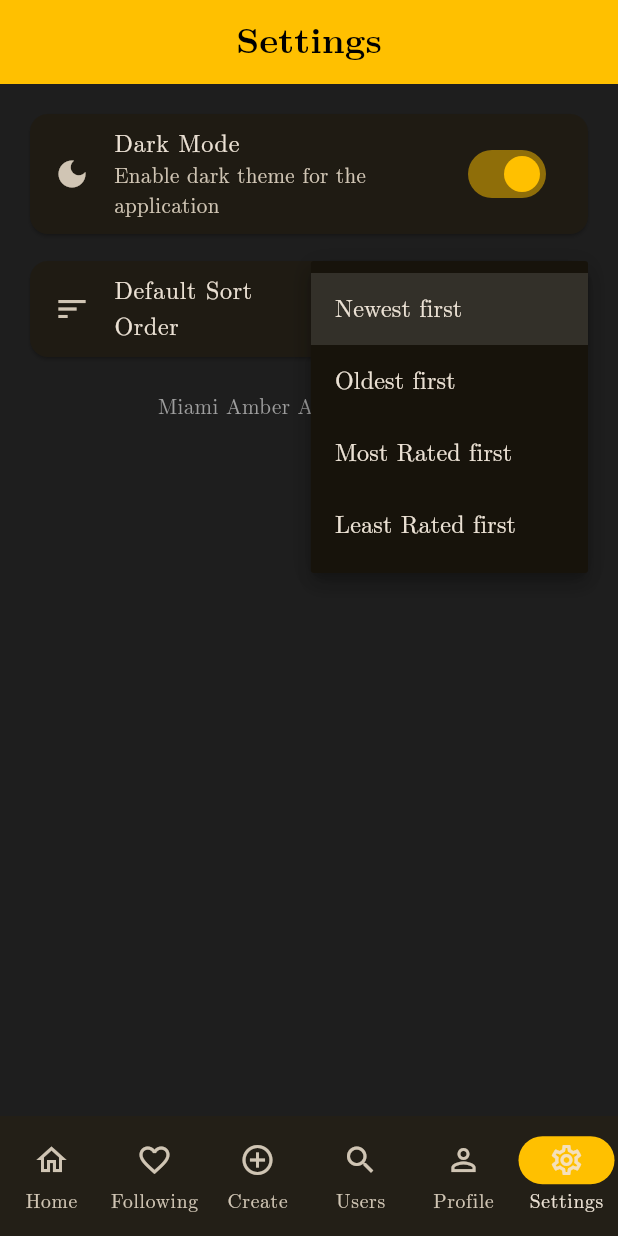
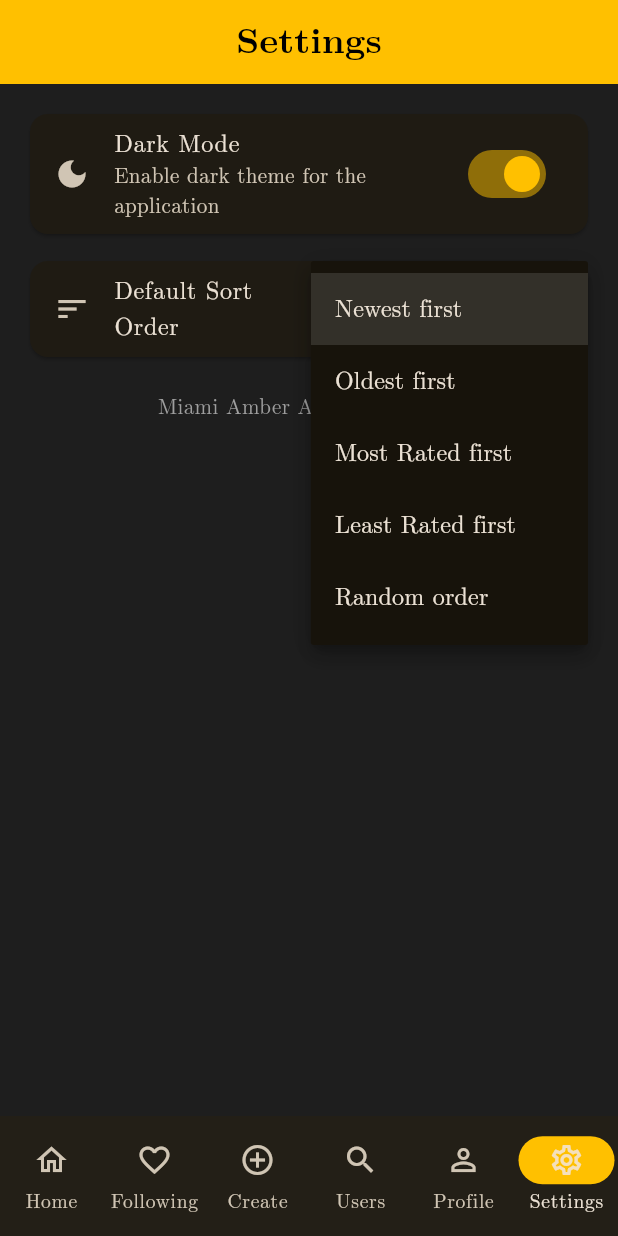
Before and after one commit to szymanp135/MiamiAmberFrontendFlutter, a Flutter app: the screen it shows after launch, item 6 of the bottom bar chosen, after a tap on "Newest first", on a phone screen of 412 x 824 dp. Run offline on Flutter 3.47's test engine with Material 3 defaults, Android fonts, the phone set to English and light mode, and no system bars; our stand-ins replace html_unescape, shared_preferences; network calls fail.

Commit message:
made user names in posts moving to user page when clicked and added random post ordering

```diff
--- a/lib/constants.dart
+++ b/lib/constants.dart
@@ -4,6 +4,6 @@ const kMiamiAmberColor = Color(0xFFFFC000);
 const kLightBgColor = Colors.white;
 const kDarkBgColor = Color(0xFF1E1E1E);
 
-const String versionText = "v1.260311.0";
+const String versionText = "v1.260311.1";
 
 const TextStyle pageTitleTextStyle = TextStyle(fontWeight: FontWeight.bold);
--- a/lib/pages/page_settings.dart
+++ b/lib/pages/page_settings.dart
@@ -61,6 +61,9 @@ class _SettingsTabContent extends StatelessWidget {
                     DropdownMenuItem(
                         value: SortingType.byLeastRated,
                         child: Text("Least Rated first")),
+                    DropdownMenuItem(
+                        value: SortingType.random,
+                        child: Text("Random order")),
                   ],
                   onChanged: (val) {
                     if (val != null) {
--- a/lib/pages/page_user.dart
+++ b/lib/pages/page_user.dart
@@ -40,7 +40,7 @@ class _UserSearchScreenState extends State<UserSearchScreen> {
         _userData = data;
       });
     } catch (e) {
-      if (mounted){
+      if (mounted) {
         ScaffoldMessenger.of(context)
             .showSnackBar(SnackBar(content: Text(e.toString())));
       }
@@ -126,7 +126,7 @@ class _UserHeaderState extends State<UserHeader> {
       final currentUserId = await _api.getCurrentUserId();
 
       if (currentUserId == targetUserId) {
-        if (mounted){
+        if (mounted) {
           setState(() {
             _isMe = true;
             _isLoading = false;
--- a/lib/providers/settings_provider.dart
+++ b/lib/providers/settings_provider.dart
@@ -5,13 +5,15 @@ enum SortingType {
   byNewest,
   byOldest,
   byMostRated,
-  byLeastRated;
+  byLeastRated,
+  random;
 
   static SortingType fromString(String s) => switch (s) {
         "byNewest" => byNewest,
         "byOldest" => byOldest,
         "byMostRated" => byMostRated,
         "byLeastRated" => byLeastRated,
+        "random" => random,
         _ => byNewest
       };
 }
--- a/lib/widgets/following_sliver_list.dart
+++ b/lib/widgets/following_sliver_list.dart
@@ -16,8 +16,8 @@ class _FollowingSliverListState extends State<FollowingSliverList> {
 
   void _refresh() {
     setState(() {
-      _refreshKey =
-          UniqueKey(); // Zmiana klucza zmusza widget do ponownego pobrania danych
+      // Zmiana klucza zmusza widget do ponownego pobrania danych
+      _refreshKey = UniqueKey();
     });
   }
 
--- a/lib/widgets/user_post_grid.dart
+++ b/lib/widgets/user_post_grid.dart
@@ -42,7 +42,9 @@ class _UserPostSliverGridState extends State<UserPostSliverGrid> {
           return const Center(child: SelectableText('No posts found.'));
         }
 
-        final userPosts = snapshot.data!.where((p) => p.user != null && p.user!.id == widget.userId).toList();
+        final userPosts = snapshot.data!
+            .where((p) => p.user != null && p.user!.id == widget.userId)
+            .toList();
 
         return ResponsivePostGrid(posts: userPosts);
       },
```
Also changed, not shown: lib/widgets/responsive_post_grid.dart (+30 -7 lines).
